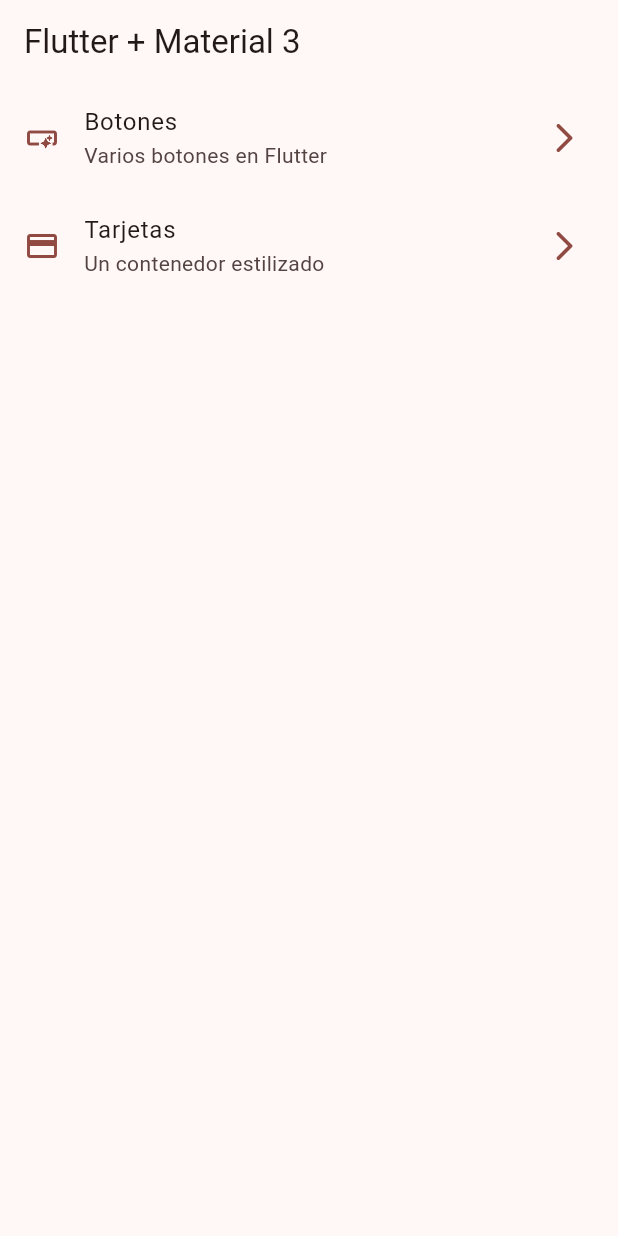
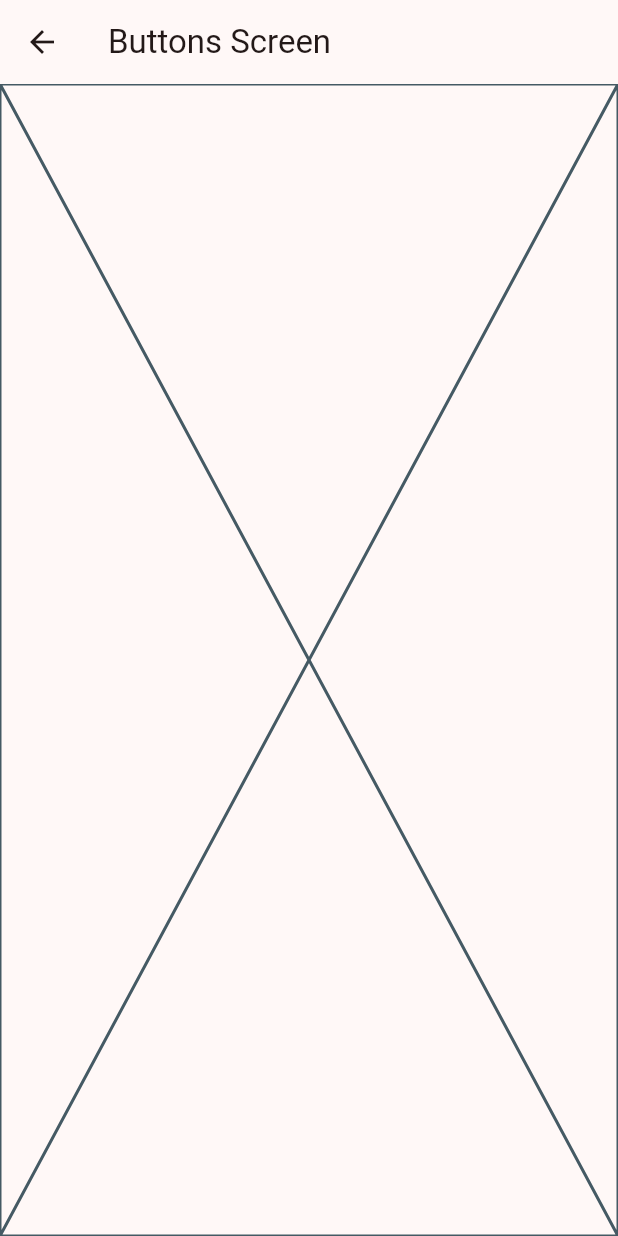
Before and after one commit to rmoreno-software/cursos, a Flutter app: the screen it shows after launch, after a tap on "Botones", on a phone screen of 412 x 824 dp. Run offline on Flutter 3.47's test engine with Material 3 defaults, Android fonts, the phone set to English and light mode, and no system bars; our stand-ins replace animate_do, dio, video_player.

Commit message:
S9 - Navegación entre pantallas

```diff
--- a/Flutter/widgets_app/lib/config/menu/menu_items.dart
+++ b/Flutter/widgets_app/lib/config/menu/menu_items.dart
@@ -26,7 +26,7 @@ const appMenuItems = <MenuItem>[
   MenuItem(
     title: 'Tarjetas',
     subTitle: 'Un contenedor estilizado',
-    link: '/card',
+    link: '/cards',
     icon: Icons.credit_card
   )
 ];
--- a/Flutter/widgets_app/lib/main.dart
+++ b/Flutter/widgets_app/lib/main.dart
@@ -1,5 +1,7 @@
 import 'package:flutter/material.dart';
 import 'package:widgets_app/config/theme/app_theme.dart';
+import 'package:widgets_app/presentation/screens/buttons/buttons_screen.dart';
+import 'package:widgets_app/presentation/screens/cards/cards_screens.dart';
 import 'package:widgets_app/presentation/screens/home/home_screen.dart';
 
 void main() {
@@ -14,7 +16,11 @@ class MainApp extends StatelessWidget {
     return MaterialApp(
       debugShowCheckedModeBanner: false,
       theme: AppTheme(selectedColor: 3).getTheme(),
-      home: const HomeScreen()
+      home: const HomeScreen(),
+      routes: {
+        '/buttons': (context) => const ButtonScreen(),
+        '/cards': (context) => const CardsSceen()
+      }
     );
   }
 }
--- /dev/null
+++ b/Flutter/widgets_app/lib/presentation/screens/buttons/buttons_screen.dart
@@ -0,0 +1,15 @@
+import 'package:flutter/material.dart';
+
+class ButtonScreen extends StatelessWidget {
+  const ButtonScreen({super.key});
+
+  @override
+  Widget build(BuildContext context) {
+    return Scaffold(
+      appBar: AppBar(
+        title: const Text('Buttons Screen'),
+      ),
+      body: Placeholder(),
+    );
+  }
+}
--- a/Flutter/widgets_app/lib/presentation/screens/home/home_screen.dart
+++ b/Flutter/widgets_app/lib/presentation/screens/home/home_screen.dart
@@ -1,5 +1,6 @@
 import 'package:flutter/material.dart';
 import 'package:widgets_app/config/menu/menu_items.dart';
+import 'package:widgets_app/presentation/screens/buttons/buttons_screen.dart';
 
 class HomeScreen extends StatelessWidget {
   const HomeScreen({super.key});
@@ -51,7 +52,7 @@ class _CustomListTile extends StatelessWidget {
       title: Text(menuItem.title),
       subtitle: Text(menuItem.subTitle),
       onTap: () {
-        // TODO: Navegar a otra pantalla
+        Navigator.pushNamed(context, menuItem.link);
       },
     );
   }
```
Also changed, not shown: Flutter/widgets_app/lib/presentation/screens/cards/cards_screens.dart (added, +15 -0 lines).
